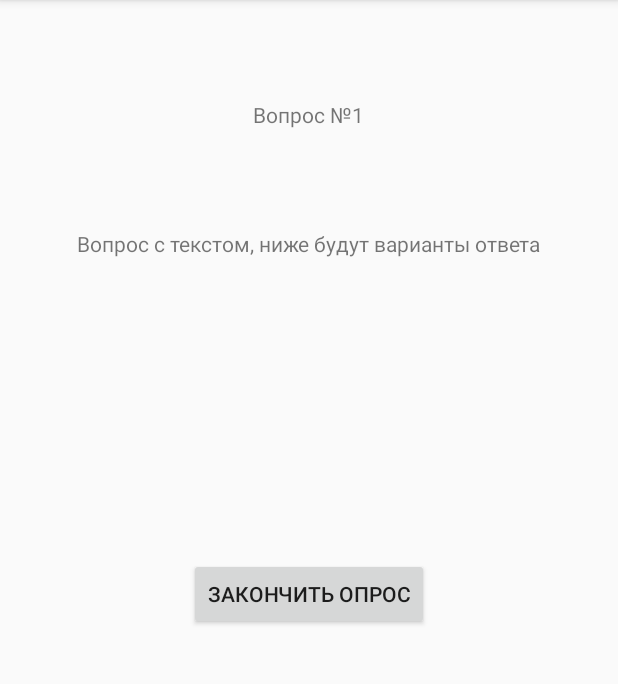
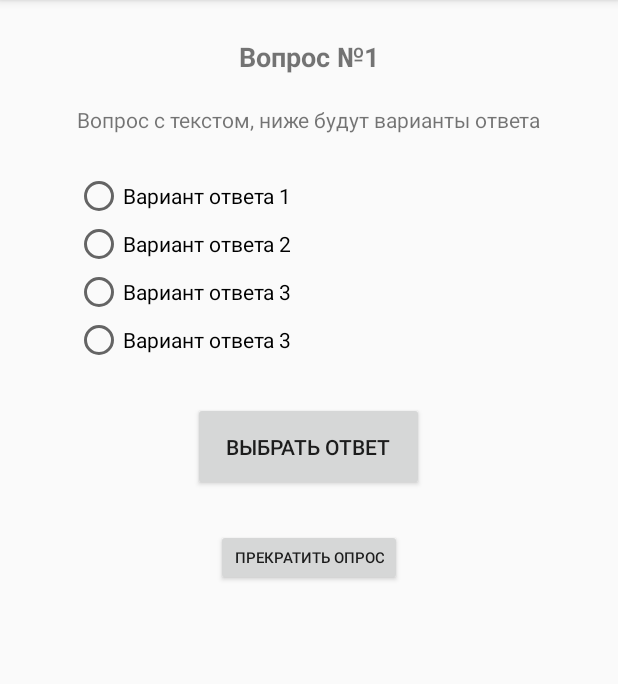
Before and after one commit to Dreamcatcher1125/Customer_survey, an Android app: the Question1 screen opened directly, with no data from a screen before it, on a phone screen of 412 x 824 dp, the part 84-768 px from its top. Run offline under Robolectric (Android 15) with nearby library versions, the phone set to English and light mode, and no system bars.

Commit message:
question1_processing

```diff
--- a/app/src/main/java/com/wtg/omg/customer_survey/MainActivity.java
+++ b/app/src/main/java/com/wtg/omg/customer_survey/MainActivity.java
@@ -11,11 +11,9 @@ public class MainActivity extends AppCompatActivity {
     protected void onCreate(Bundle savedInstanceState) {
         super.onCreate(savedInstanceState);
         setContentView(R.layout.activity_main);
-
     }
 
-    public void begin(View View)
-    {
+    public void begin(View View) {
         Intent intent = new Intent(MainActivity.this, Question1.class);
         startActivity(intent);
     }
--- a/app/src/main/java/com/wtg/omg/customer_survey/Question1.java
+++ b/app/src/main/java/com/wtg/omg/customer_survey/Question1.java
@@ -13,8 +13,13 @@ public class Question1 extends AppCompatActivity {
         setContentView(R.layout.activity_question1);
     }
 
+    public void question1_next(View view) {
+        // Тут переход к следующей Активити и сохранение того, что мы выбрали из ответов, придумать куда сохранять
+    }
+
     public void back(View view) {
         Intent intent = new Intent(Question1.this, MainActivity.class);
         startActivity(intent);
+        // тут нужно обнулять переменную сохраненных ответов, везде копировать эту кнопку
     }
 }
--- a/app/src/main/res/layout/activity_main.xml
+++ b/app/src/main/res/layout/activity_main.xml
@@ -1,8 +1,7 @@
 <?xml version="1.0" encoding="utf-8"?>
-<android.support.constraint.ConstraintLayout
-    xmlns:android="http://schemas.android.com/apk/res/android"
+<android.support.constraint.ConstraintLayout xmlns:android="http://schemas.android.com/apk/res/android"
+    xmlns:app="http://schemas.android.com/apk/res-auto"
     xmlns:tools="http://schemas.android.com/tools"
-    xmlns:app="http://schemas.android.com/apk/res-auto"
     android:layout_width="match_parent"
     android:layout_height="match_parent"
     tools:context="com.wtg.omg.customer_survey.MainActivity">
@@ -12,20 +11,19 @@
         android:layout_height="match_parent"
         android:layout_centerInParent="true"
         android:layout_centerVertical="true"
+        tools:ignore="MissingConstraints"
         tools:layout_editor_absoluteX="16dp"
-        tools:layout_editor_absoluteY="274dp"
-        tools:ignore="MissingConstraints">
+        tools:layout_editor_absoluteY="274dp">
 
         <TextView
             android:id="@+id/text_top"
             android:layout_width="314dp"
             android:layout_height="26dp"
+            android:layout_centerHorizontal="true"
+            android:layout_marginTop="100px"
             android:text="@string/begin_first"
             android:textSize="18sp"
-            android:textStyle="bold"
-            android:layout_marginTop="100px"
-            android:layout_centerHorizontal="true"
-            />
+            android:textStyle="bold" />
 
         <TextView
             android:id="@+id/textCenter"
@@ -34,6 +32,8 @@
             android:layout_below="@id/text_top"
             android:layout_centerHorizontal="true"
             android:layout_marginTop="100px"
+            android:layout_marginLeft="25dp"
+            android:layout_marginRight="25dp"
             android:text="@string/begin_top"
             android:textSize="18sp" />
 
@@ -41,12 +41,12 @@
             android:id="@+id/button1"
             android:layout_width="132dp"
             android:layout_height="70dp"
-            android:text="@string/button_first"
             android:layout_below="@id/textCenter"
+            android:layout_centerHorizontal="true"
             android:layout_marginTop="150px"
-            android:layout_centerHorizontal="true"
+            android:layout_marginBottom="25dp"
             android:onClick="begin"
-            />
+            android:text="@string/button_first" />
 
     </RelativeLayout>
 
--- a/app/src/main/res/layout/activity_question1.xml
+++ b/app/src/main/res/layout/activity_question1.xml
@@ -11,17 +11,19 @@
         android:layout_height="match_parent"
         android:layout_centerInParent="true"
         android:layout_centerVertical="true"
+        tools:ignore="MissingConstraints"
         tools:layout_editor_absoluteX="16dp"
-        tools:layout_editor_absoluteY="274dp"
-        tools:ignore="MissingConstraints">
+        tools:layout_editor_absoluteY="274dp">
 
         <TextView
             android:id="@+id/question1_title"
             android:layout_width="wrap_content"
             android:layout_height="wrap_content"
+            android:layout_centerHorizontal="true"
+            android:layout_marginTop="25dp"
             android:text="@string/question1_title"
-            android:layout_marginTop="100px"
-            android:layout_centerHorizontal="true"/>
+            android:textStyle="bold"
+            android:textSize="18sp"/>
 
         <TextView
             android:id="@+id/question1_text"
@@ -29,18 +31,74 @@
             android:layout_height="wrap_content"
             android:layout_below="@id/question1_title"
             android:layout_centerHorizontal="true"
-            android:layout_marginTop="100px"
+            android:layout_marginTop="20dp"
+            android:layout_marginLeft="25dp"
+            android:layout_marginRight="25dp"
             android:text="@string/question1_text" />
 
-    <Button
-        android:id="@+id/button_back"
-        android:layout_width="wrap_content"
-        android:layout_height="wrap_content"
-        android:text="@string/button_back"
-        android:layout_centerHorizontal="true"
-        android:onClick="back"
-        android:layout_marginTop="300px"
-        android:layout_below="@id/question1_text"/>
+        <RadioGroup
+            android:id="@+id/answer1_radioGroup"
+            android:layout_width="match_parent"
+            android:layout_height="wrap_content"
+            android:layout_below="@id/question1_text"
+            android:layout_marginTop="25dp"
+            android:orientation="vertical">
+
+            <RadioButton
+                android:id="@+id/answer1_1"
+                android:layout_width="match_parent"
+                android:layout_height="wrap_content"
+                android:layout_marginLeft="50dp"
+                android:layout_weight="1"
+                android:text="@string/answer1_1" />
+
+            <RadioButton
+                android:id="@+id/answer1_2"
+                android:layout_width="match_parent"
+                android:layout_height="wrap_content"
+                android:layout_marginLeft="50dp"
+                android:layout_weight="1"
+                android:text="@string/answer1_2" />
+
+            <RadioButton
+                android:id="@+id/answer1_3"
+                android:layout_width="match_parent"
+                android:layout_height="wrap_content"
+                android:layout_marginLeft="50dp"
+                android:layout_weight="1"
+                android:text="@string/answer1_3" />
+
+            <RadioButton
+                android:id="@+id/answer1_4"
+                android:layout_width="match_parent"
+                android:layout_height="wrap_content"
+                android:layout_marginLeft="50dp"
+                android:layout_weight="1"
+                android:text="@string/answer1_3" />
+        </RadioGroup>
+
+        <Button
+            android:id="@+id/button_question1"
+            android:layout_width="154dp"
+            android:layout_height="59dp"
+            android:layout_below="@id/answer1_radioGroup"
+            android:layout_centerHorizontal="true"
+            android:layout_marginTop="25dp"
+            android:onClick="question1_next"
+            android:text="@string/question1_button" />
+
+        <Button
+            android:id="@+id/button_back"
+            android:layout_width="wrap_content"
+            android:layout_height="38dp"
+            android:layout_below="@id/button_question1"
+            android:layout_centerHorizontal="true"
+            android:layout_marginTop="25dp"
+            android:layout_marginBottom="25dp"
+            android:onClick="back"
+            android:text="@string/button_back"
+            android:textSize="10sp" />
+
 
     </RelativeLayout>
 
--- a/app/src/main/res/values/strings.xml
+++ b/app/src/main/res/values/strings.xml
@@ -3,7 +3,13 @@
     <string name="begin_first">Добрый день, уважаемый клиент!</string>
     <string name="begin_top">Немогли бы вы пройти небольшой опрос. Это займет у вас буквально пару минут</string>
     <string name="button_first">Начать опрос</string>
-    <string name="button_back">Закончить опрос</string>
+    <string name="button_back">Прекратить опрос</string>
     <string name="question1_title">Вопрос №1</string>
     <string name="question1_text">Вопрос с текстом, ниже будут варианты ответа</string>
+    <string name="question1_button">Выбрать ответ</string>
+
+    <string name="answer1_1">Вариант ответа 1</string>
+    <string name="answer1_2">Вариант ответа 2</string>
+    <string name="answer1_3">Вариант ответа 3</string>
+    <string name="answer1_4">Вариант ответа 4</string>
 </resources>
```
